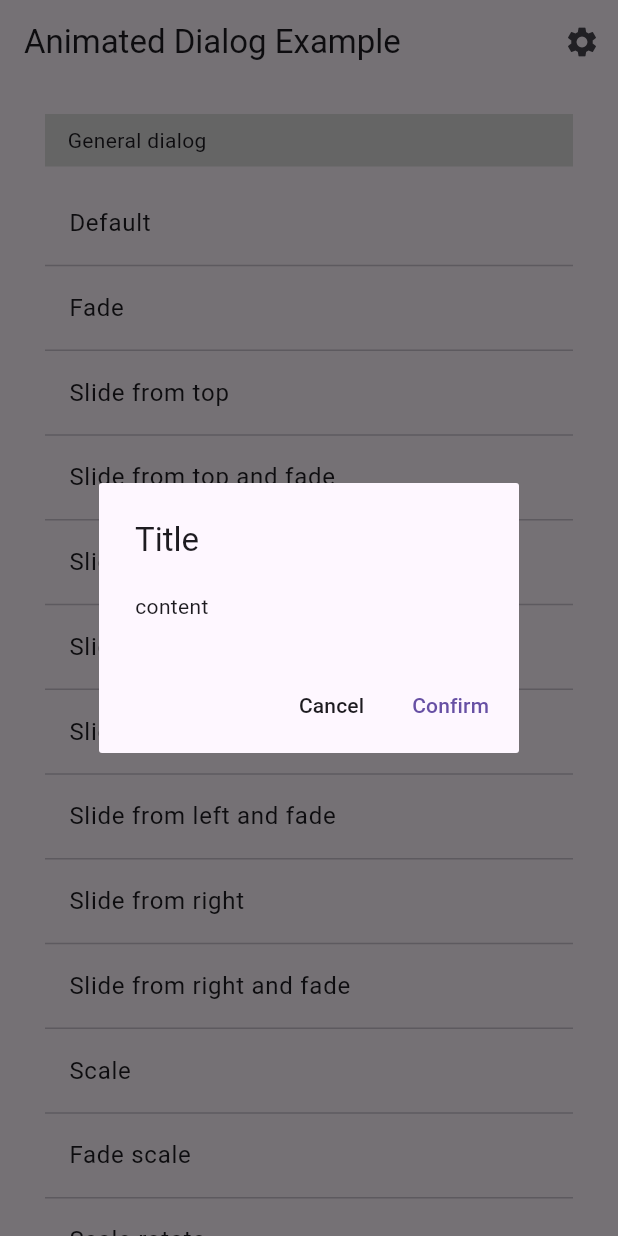
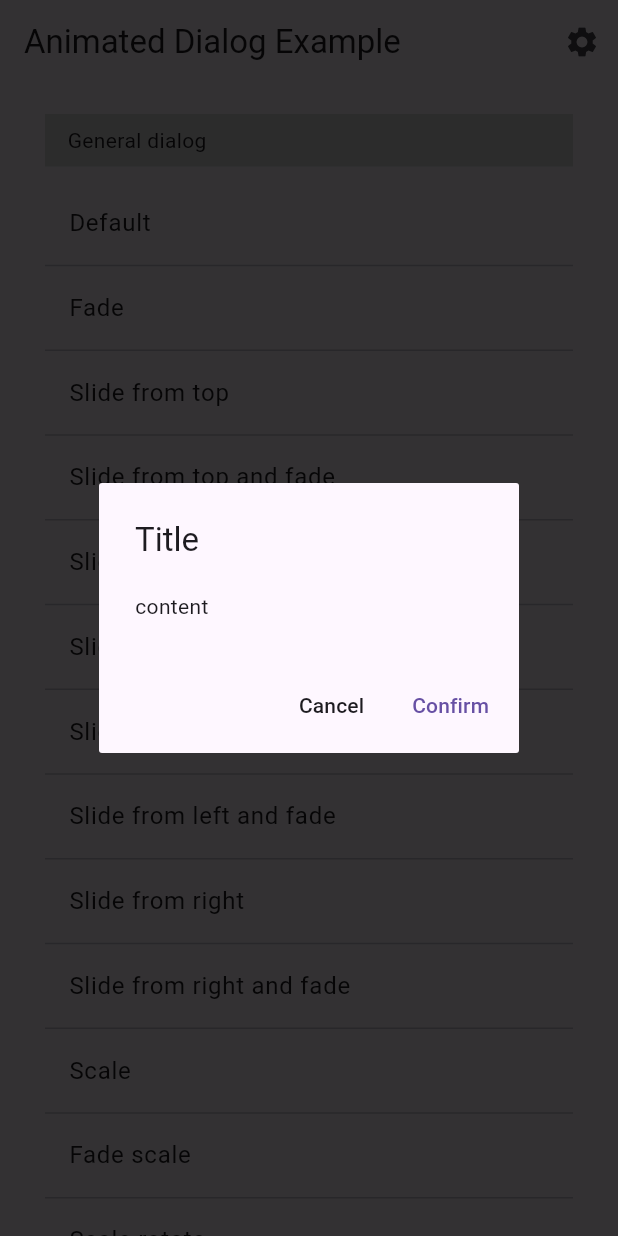
Before and after one commit to JackJonson/flutter_animated_dialog, a Flutter app: the screen it shows after launch, after a tap on "Default", on a phone screen of 412 x 824 dp. Run offline on Flutter 3.47's test engine with Material 3 defaults, Android fonts, the phone set to English and light mode, and no system bars.

Commit message:
Fix all null-safety and Flutter errors

```diff
--- a/lib/src/animated_dialog.dart
+++ b/lib/src/animated_dialog.dart
@@ -59,7 +59,7 @@ Future<T?> showAnimatedDialog<T>({
     },
     barrierDismissible: barrierDismissible,
     barrierLabel: MaterialLocalizations.of(context).modalBarrierDismissLabel,
-    barrierColor: Colors.black54,
+    barrierColor: Colors.black.withOpacity(0.8),
     transitionDuration: duration ?? const Duration(milliseconds: 400),
     transitionBuilder: (BuildContext context, Animation<double> animation,
         Animation<double> secondaryAnimation, Widget child) {
```
